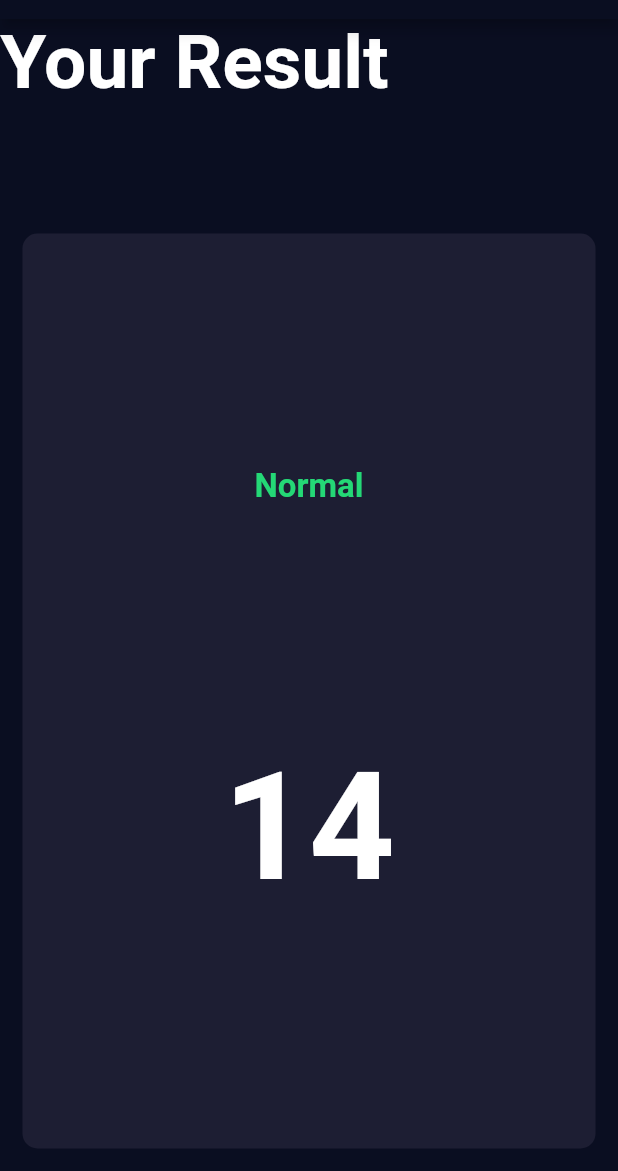
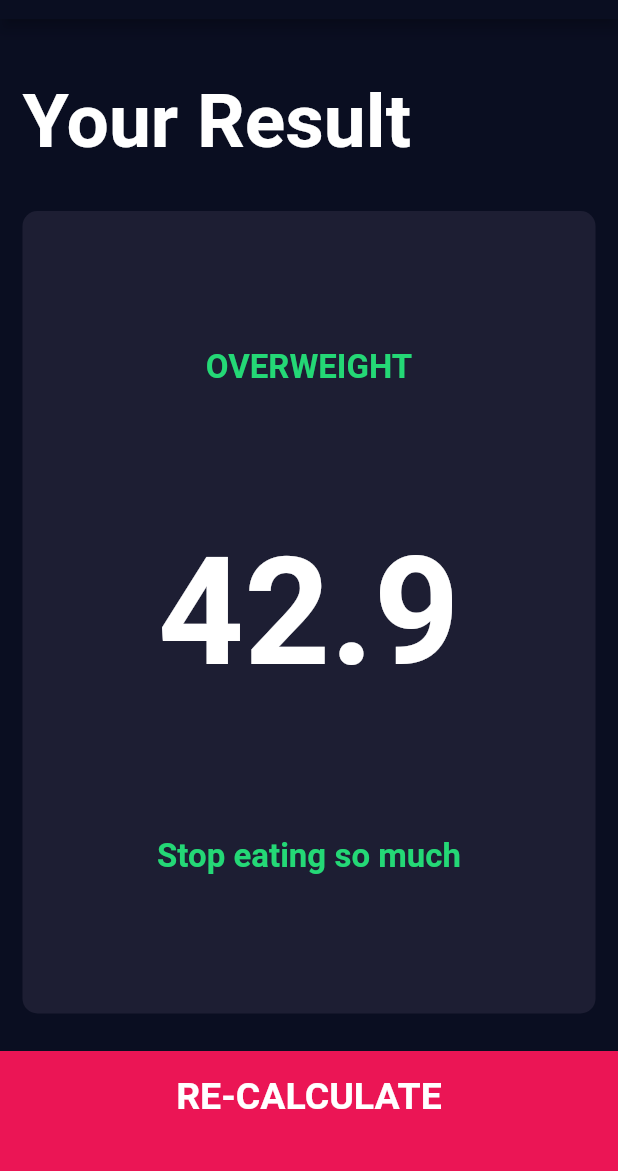
Before and after one commit to mikealfandre/bmi-calculator, a Flutter app: the screen it shows after launch, after a tap on "CALCULATE", on a phone screen of 412 x 824 dp, the part 65-1236 px from its top. Run offline on Flutter 3.47's test engine with Material 2 defaults, Android fonts, the phone set to English and light mode, and no system bars; our stand-ins replace font_awesome_flutter.

```diff
--- /dev/null
+++ b/lib/bottom_button.dart
@@ -0,0 +1,28 @@
+import 'package:flutter/material.dart';
+import 'constants.dart';
+
+class BottomButton extends StatelessWidget {
+  BottomButton({@required this.onTap, @required this.buttonTitle});
+
+  final Function onTap;
+  final String buttonTitle;
+
+  @override
+  Widget build(BuildContext context) {
+    return GestureDetector(
+      onTap: onTap,
+      child: Container(
+        child: Center(
+            child: Text(
+          buttonTitle,
+          style: kBottomButtonLargeText,
+        )),
+        color: kBottomContainerColor,
+        margin: EdgeInsets.only(top: 10.0),
+        padding: EdgeInsets.only(bottom: 20.0),
+        width: double.infinity,
+        height: kBottomContainerHeight,
+      ),
+    );
+  }
+}
--- /dev/null
+++ b/lib/calculator_brain.dart
@@ -0,0 +1,35 @@
+import 'dart:math';
+
+class CalculatorBrain {
+  CalculatorBrain({this.height, this.weight});
+
+  final int height;
+  final int weight;
+
+  double _bmi;
+
+  String calculateBMI() {
+    _bmi = weight / pow(height / 100, 2);
+    return _bmi.toStringAsFixed(1);
+  }
+
+  String getResult() {
+    if (_bmi >= 25) {
+      return 'Overweight';
+    } else if (_bmi > 18.5) {
+      return 'Normal';
+    } else {
+      return 'Underweight';
+    }
+  }
+
+  String getInterpretation(){
+    if (_bmi >= 25) {
+      return 'Stop eating so much';
+    } else if (_bmi > 18.5) {
+      return "Whatever your doing don't change it";
+    } else {
+      return 'You need to fatten up a bit';
+    }
+  }
+}
--- a/lib/constants.dart
+++ b/lib/constants.dart
@@ -26,7 +26,7 @@ const kResultsTextStyle = TextStyle(
   fontWeight: FontWeight.bold
 );
 
-const kBMITestStyle = TextStyle(
+const kBMITextStyle = TextStyle(
   fontSize: 100.0,
   fontWeight: FontWeight.bold,
 );
--- a/lib/input_page.dart
+++ b/lib/input_page.dart
@@ -4,6 +4,9 @@ import "reusable_card.dart";
 import "icon_content.dart";
 import "constants.dart";
 import 'results_page.dart';
+import 'round_icon_button.dart';
+import 'bottom_button.dart';
+import 'calculator_brain.dart';
 
 enum Gender {
   male,
@@ -219,49 +222,25 @@ class _InputPageState extends State<InputPage> {
                 ],
               ),
             ),
-            GestureDetector(
+            BottomButton(
+              buttonTitle: "CALCULATE",
               onTap: () {
-                Navigator.push(context,
-                    MaterialPageRoute(builder: (context) => ResultsPage()));
+                //Creating a new instance of this class
+                CalculatorBrain calc = CalculatorBrain(height: height, weight: weight);
+                Navigator.push(
+                  context,
+                  MaterialPageRoute(
+                    builder: (context) => ResultsPage(
+                      //Passing in constructor arguments to create this instance of ResultsPage class.
+                      bmiResult: calc.calculateBMI(),
+                      resultText: calc.getResult(),
+                      interpretation: calc.getInterpretation(),
+                    ),
+                  ),
+                );
               },
-              child: Container(
-                child: Center(
-                    child: Text(
-                  'CALCULATE',
-                  style: kBottomButtonLargeText,
-                )),
-                color: kBottomContainerColor,
-                margin: EdgeInsets.only(top: 10.0),
-                padding: EdgeInsets.only(bottom: 20.0),
-                width: double.infinity,
-                height: kBottomContainerHeight,
-              ),
             )
           ],
         ));
   }
 }
-
-//Custom widget. Flutter prefers custom widgets over inherited widgets for better performance.
-
-class RoundIconButton extends StatelessWidget {
-  RoundIconButton({@required this.icon, @required this.onPressed});
-
-  final IconData icon;
-  final Function onPressed;
-
-  @override
-  Widget build(BuildContext context) {
-    return RawMaterialButton(
-      elevation: 10.0,
-      child: Icon(icon),
-      onPressed: onPressed,
-      constraints: BoxConstraints.tightFor(
-        width: 56.0,
-        height: 56.0,
-      ),
-      shape: CircleBorder(),
-      fillColor: Color(0xFF4C4F5E),
-    );
-  }
-}
--- a/lib/results_page.dart
+++ b/lib/results_page.dart
@@ -1,8 +1,16 @@
 import "package:flutter/material.dart";
 import 'constants.dart';
 import 'reusable_card.dart';
+import 'bottom_button.dart';
 
 class ResultsPage extends StatelessWidget {
+
+  ResultsPage({@required this.bmiResult, @required this.interpretation, @required this.resultText});
+
+  final String bmiResult;
+  final String resultText;
+  final String interpretation;
+
   @override
   Widget build(BuildContext context) {
     return Scaffold(
@@ -14,9 +22,13 @@ class ResultsPage extends StatelessWidget {
         crossAxisAlignment: CrossAxisAlignment.stretch,
         children: <Widget>[
           Expanded(
+            child: Container(
+              padding: EdgeInsets.all(15.0),
+              alignment: Alignment.bottomLeft,
               child: Text(
                 'Your Result',
                 style: kTitleTextStyle,
+              ),
             ),
           ),
           Expanded(
@@ -27,15 +39,26 @@ class ResultsPage extends StatelessWidget {
                 mainAxisAlignment: MainAxisAlignment.spaceEvenly,
                 children: <Widget>[
                   Text(
-                        'Normal',
+                    resultText.toUpperCase(),
                     style: kResultsTextStyle,
                   ),
                   Text(
-                        '14',
-                        style: kBMITestStyle,
-                      )
+                    bmiResult,
+                    style: kBMITextStyle,
+                  ),
+                  Text(
+                    interpretation,
+                    style: kResultsTextStyle
+                  ),
                 ],
-                  )))
+              ),
+            ),
+          ),
+          BottomButton(
+              buttonTitle: 'RE-CALCULATE',
+              onTap: () {
+                Navigator.pop(context);
+              }),
         ],
       ),
     );
--- /dev/null
+++ b/lib/round_icon_button.dart
@@ -0,0 +1,26 @@
+import 'package:flutter/material.dart';
+import 'constants.dart';
+
+//Custom widget. Flutter prefers custom widgets over inherited widgets for better performance.
+
+class RoundIconButton extends StatelessWidget {
+  RoundIconButton({@required this.icon, @required this.onPressed});
+
+  final IconData icon;
+  final Function onPressed;
+
+  @override
+  Widget build(BuildContext context) {
+    return RawMaterialButton(
+      elevation: 10.0,
+      child: Icon(icon),
+      onPressed: onPressed,
+      constraints: BoxConstraints.tightFor(
+        width: 56.0,
+        height: 56.0,
+      ),
+      shape: CircleBorder(),
+      fillColor: Color(0xFF4C4F5E),
+    );
+  }
+}
```
Lines whose indentation alone changed are shown as unchanged.
